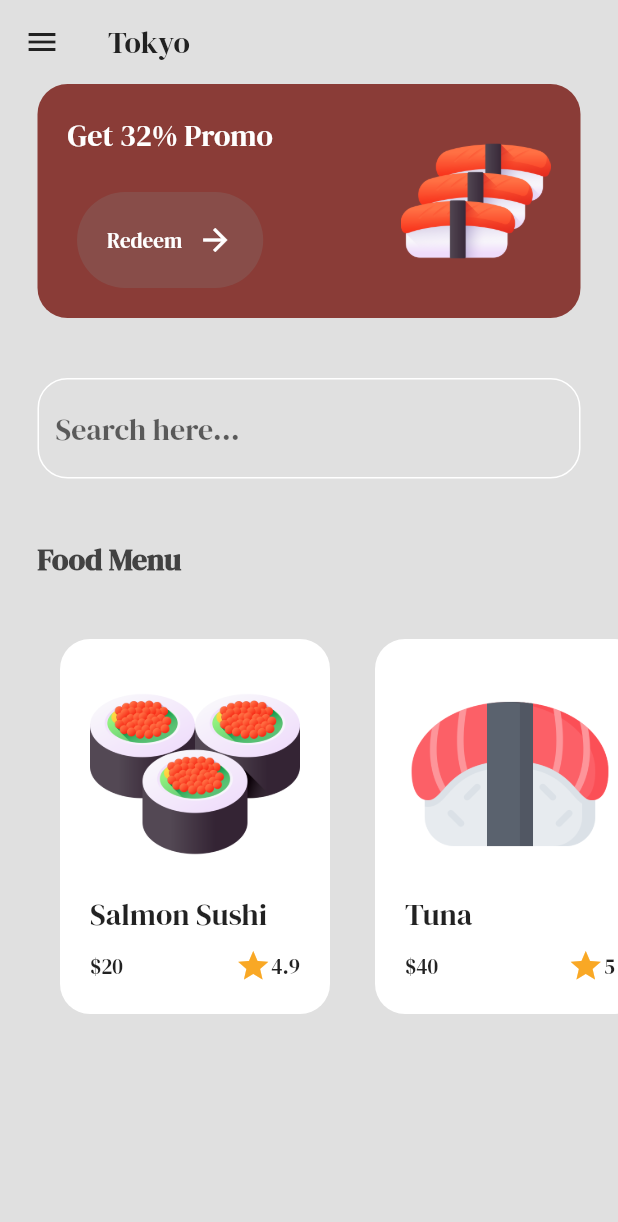
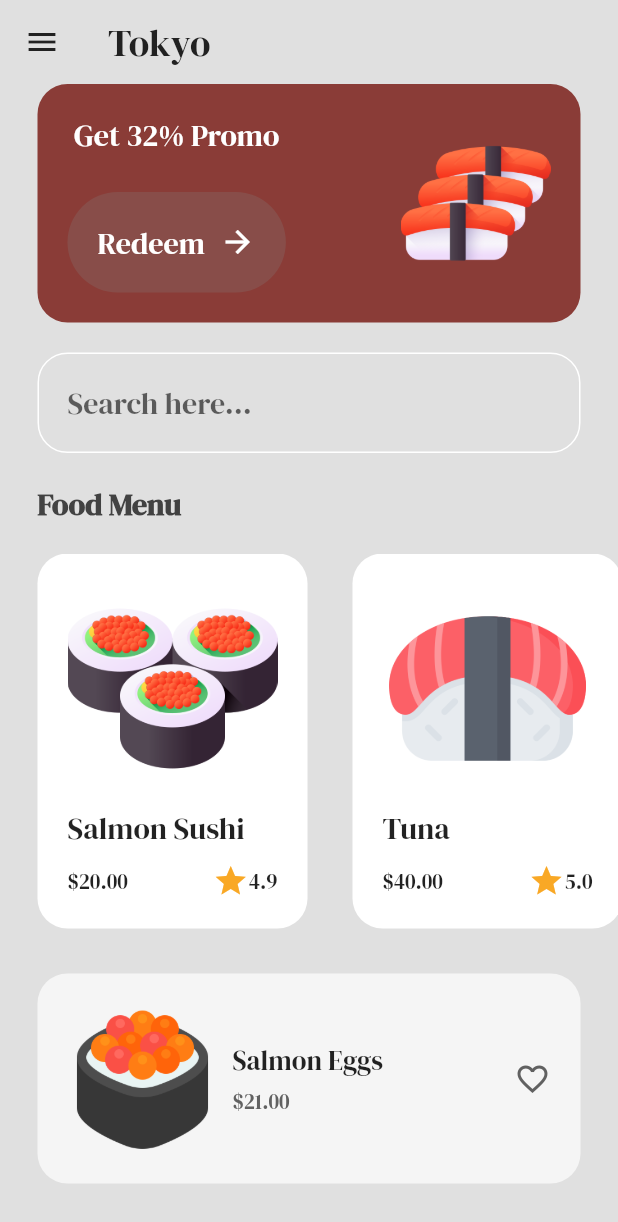
Before and after one commit to chetbis/sushi_flutter, a Flutter app: the MenuPage screen opened by its route, on a phone screen of 412 x 824 dp. Shown: the top 1222 px of the screen. Run offline on Flutter 3.47's test engine with Material 2 defaults, Android fonts, the phone set to English and light mode, and no system bars; our stand-ins replace google_fonts.

Commit message:
add menu page

```diff
--- a/lib/components/actionable_card.dart
+++ b/lib/components/actionable_card.dart
@@ -8,12 +8,14 @@ class ActionableCard extends StatelessWidget {
   final String title;
   final String actionBtnText;
   final String assetImagePath;
+  final double actionBtnFontSize;
 
   const ActionableCard({
     super.key,
     required this.title,
     required this.actionBtnText,
     required this.assetImagePath,
+    required this.actionBtnFontSize,
   });
 
   @override
@@ -42,6 +44,7 @@ class ActionableCard extends StatelessWidget {
                 height: 25,
               ),
               MyButton(
+                fontSize: actionBtnFontSize,
                 text: actionBtnText,
                 onTap: () {},
               ),
--- a/lib/components/button.dart
+++ b/lib/components/button.dart
@@ -4,8 +4,14 @@ import 'package:google_fonts/google_fonts.dart';
 class MyButton extends StatelessWidget {
   final String text;
   final void Function()? onTap;
+  final double fontSize;
 
-  const MyButton({super.key, required this.text, required this.onTap});
+  const MyButton({
+    super.key,
+    required this.text,
+    required this.onTap,
+    required this.fontSize,
+  });
 
   @override
   Widget build(BuildContext context) {
@@ -23,7 +29,8 @@ class MyButton extends StatelessWidget {
             Text(
               text,
               style: GoogleFonts.dmSerifDisplay(
-                color: Colors.white,
+                  color: Colors.white,
+                  fontSize: fontSize
               ),
             ),
             const SizedBox(width: 10),
--- /dev/null
+++ b/lib/components/popular_food.dart
@@ -0,0 +1,53 @@
+import 'package:flutter/material.dart';
+import 'package:google_fonts/google_fonts.dart';
+
+class PopularFood extends StatelessWidget {
+  final String imagePath;
+  final String foodName;
+  final String price;
+
+  const PopularFood({
+    super.key,
+    required this.imagePath,
+    required this.foodName,
+    required this.price,
+  });
+
+  @override
+  Widget build(BuildContext context) {
+    return Container(
+      padding: const EdgeInsets.all(20),
+      decoration: BoxDecoration(
+        color: Colors.grey[100],
+        borderRadius: BorderRadius.circular(20),
+      ),
+      child: Row(
+        children: [
+          Image.asset(imagePath, height: 100),
+          const SizedBox(width: 10),
+          Column(
+            crossAxisAlignment: CrossAxisAlignment.start,
+            children: [
+              Text(
+                foodName,
+                style: GoogleFonts.dmSerifDisplay(
+                  fontSize: 18,
+                ),
+              ),
+              const SizedBox(height: 5),
+              Text(
+                price,
+                style: GoogleFonts.dmSerifDisplay(color: Colors.grey[700]),
+              ),
+            ],
+          ),
+          const Spacer(),
+          Icon(
+            Icons.favorite_outline,
+            color: Colors.grey[700],
+          ),
+        ],
+      ),
+    );
+  }
+}
--- a/lib/pages/intro_page.dart
+++ b/lib/pages/intro_page.dart
@@ -49,6 +49,7 @@ class IntroPage extends StatelessWidget {
                 ),
                 const SizedBox(height: 25),
                 MyButton(
+                  fontSize: 20,
                   text: 'Get Started',
                   onTap: () {
                     // go to the menu page
--- a/lib/pages/menu_page.dart
+++ b/lib/pages/menu_page.dart
@@ -1,9 +1,9 @@
 import 'package:flutter/material.dart';
-import 'package:flutter/rendering.dart';
 import 'package:google_fonts/google_fonts.dart';
 import 'package:sushi/components/actionable_card.dart';
 
 import '../components/food_tile.dart';
+import '../components/popular_food.dart';
 import '../models/food.dart';
 
 class MenuPage extends StatelessWidget {
@@ -13,16 +13,16 @@ class MenuPage extends StatelessWidget {
     // Salmon sushi
     Food(
       name: 'Salmon Sushi',
-      price: '20',
+      price: '20.00',
       imagePath: 'lib/images/multi_fish_eggs.png',
       rating: '4.9',
     ),
     // tuna
     Food(
       name: 'Tuna',
-      price: '40',
+      price: '40.00',
       imagePath: 'lib/images/pink_sushi.png',
-      rating: '5',
+      rating: '5.0',
     ),
   ];
 
@@ -39,19 +39,22 @@ class MenuPage extends StatelessWidget {
           'Tokyo',
           style: GoogleFonts.dmSerifDisplay(
             color: Colors.grey[900],
+            fontSize: 25,
           ),
         ),
       ),
       body: SingleChildScrollView(
+        child: SafeArea(
           child: Column(
             crossAxisAlignment: CrossAxisAlignment.start,
             children: [
               const ActionableCard(
+                actionBtnFontSize: 20,
                 title: 'Get 32% Promo',
                 actionBtnText: 'Redeem',
                 assetImagePath: 'lib/images/multi_sushi.png',
               ),
-            const SizedBox(height: 40),
+              const SizedBox(height: 20),
               Padding(
                 padding: const EdgeInsets.symmetric(horizontal: 25),
                 child: TextField(
@@ -60,6 +63,10 @@ class MenuPage extends StatelessWidget {
                   ),
                   decoration: InputDecoration(
                     hintText: 'Search here...',
+                    contentPadding: const EdgeInsets.symmetric(
+                      horizontal: 20,
+                      vertical: 20,
+                    ),
                     enabledBorder: OutlineInputBorder(
                       borderSide: const BorderSide(color: Colors.white),
                       borderRadius: BorderRadius.circular(20),
@@ -71,7 +78,7 @@ class MenuPage extends StatelessWidget {
                   ),
                 ),
               ),
-            const SizedBox(height: 40),
+              const SizedBox(height: 20),
               Padding(
                 padding: const EdgeInsets.symmetric(horizontal: 25),
                 child: Text(
@@ -83,36 +90,45 @@ class MenuPage extends StatelessWidget {
                   ),
                 ),
               ),
-            const SizedBox(height: 40),
+              const SizedBox(height: 20),
               SizedBox(
                 height: 250,
                 child: ListView.separated(
+                  padding: const EdgeInsets.only(
+                    left: 25,
+                    right: 25,
+                  ),
                   physics: const BouncingScrollPhysics(),
                   separatorBuilder: (BuildContext context, int index) {
                     return const SizedBox(width: 30);
                   },
                   scrollDirection: Axis.horizontal,
-                itemCount: _food.length + 2,
+                  itemCount: _food.length,
                   // 2 for starting and ending space,
                   itemBuilder: (BuildContext context, int index) {
-
-                  if (index == 0 || index == (_food.length + 1)) {
-                    return const SizedBox(width: 10);
-                  }
-
-                  Food foodItem = _food[index - 1];
+                    Food foodItem = _food[index];
 
                     return FoodTile(
                       imagePath: foodItem.imagePath,
                       name: foodItem.name,
                       price: foodItem.price,
-                    rating: foodItem.rating
+                      rating: foodItem.rating,
                     );
                   },
                 ),
               ),
-            const SizedBox(height: 40)
+              const SizedBox(height: 30),
+              const Padding(
+                padding: EdgeInsets.symmetric(horizontal: 25),
+                child: PopularFood(
+                  price: '\$21.00',
+                  imagePath: 'lib/images/fish_eggs.png',
+                  foodName: 'Salmon Eggs',
+                ),
+              ),
+              const SizedBox(height: 40),
             ],
+          ),
         ),
       ),
     );
```
Lines whose indentation alone changed are shown as unchanged.
